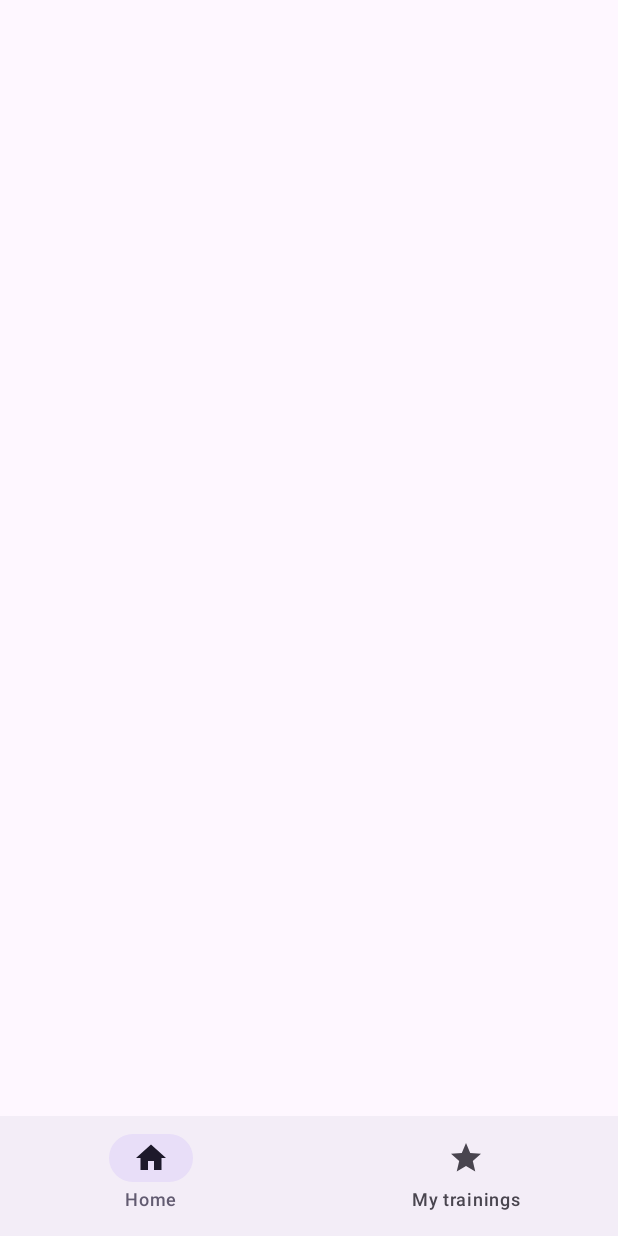
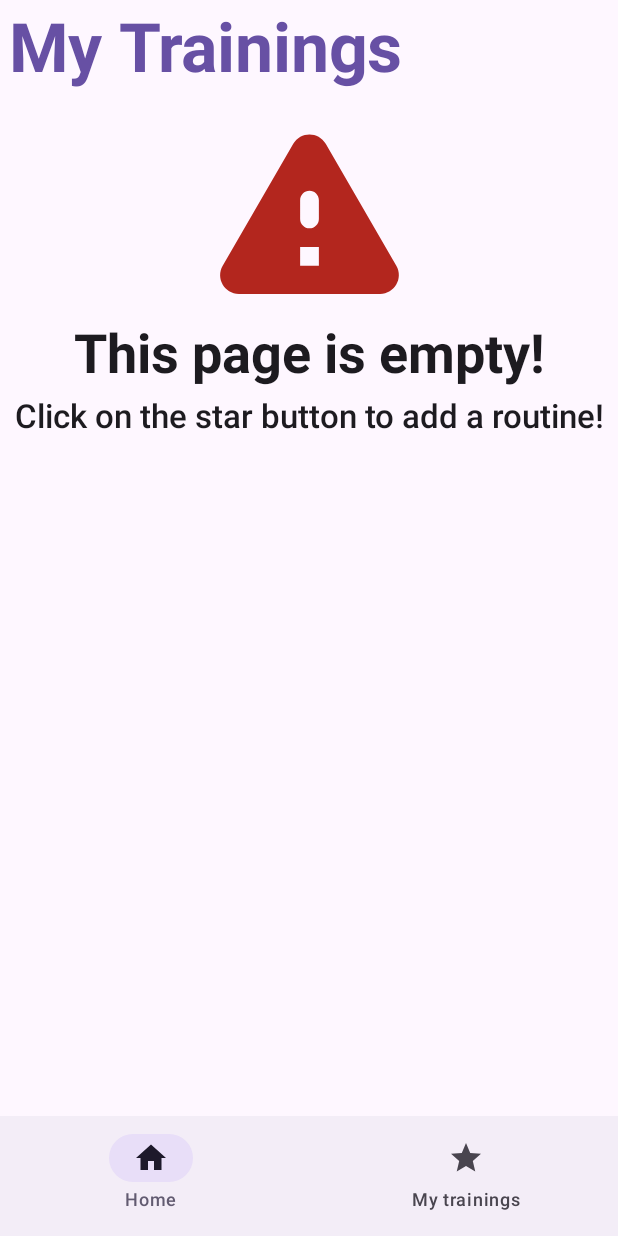
Before and after one commit to ThePowerdinoDeluxe990/TrainingApp, an Android app built with Jetpack Compose: the StarScreen screen opened through its navigation route, on a phone screen of 412 x 824 dp. Run offline under Robolectric (Android 15) with nearby library versions, the phone set to English and light mode, and no system bars.

Commit message:
Star screen ui finished

```diff
--- a/app/src/main/java/com/powerdino/trainingapp/ui/screens/ExercisesListScreen.kt
+++ b/app/src/main/java/com/powerdino/trainingapp/ui/screens/ExercisesListScreen.kt
@@ -91,7 +91,9 @@ fun ExercisesListScreen(
                             )
                         }
                     },
-                    enableOrDisableStar = true
+                    enableOrDisableStar = true,
+                    enableOrDisableDelete = false,
+                    deleteAction = {}
                 )
             }
         }
--- a/app/src/main/java/com/powerdino/trainingapp/ui/screens/StarScreen.kt
+++ b/app/src/main/java/com/powerdino/trainingapp/ui/screens/StarScreen.kt
@@ -1,15 +1,23 @@
 package com.powerdino.trainingapp.ui.screens
 
+import androidx.compose.foundation.layout.Column
+import androidx.compose.foundation.layout.padding
 import androidx.compose.foundation.lazy.LazyColumn
 import androidx.compose.foundation.lazy.items
+import androidx.compose.material3.MaterialTheme
+import androidx.compose.material3.Text
 import androidx.compose.runtime.Composable
 import androidx.compose.runtime.collectAsState
 import androidx.compose.runtime.getValue
+import androidx.compose.runtime.rememberCoroutineScope
 import androidx.compose.ui.Modifier
 import androidx.compose.ui.graphics.Color
+import androidx.compose.ui.text.font.FontWeight
 import androidx.compose.ui.unit.dp
+import com.powerdino.trainingapp.ui.screens.composables.DBEmptyComposable
 import com.powerdino.trainingapp.ui.screens.composables.TrainingMenuComposable
 import com.powerdino.trainingapp.ui.screens.viewmodels.ExerciseDbViewModel
+import kotlinx.coroutines.launch
 
 @Composable
 fun StarScreen(
@@ -17,11 +25,37 @@ fun StarScreen(
     dataBaseViewModel: ExerciseDbViewModel
 ){
     val showAllItems by dataBaseViewModel.getAll().collectAsState(emptyList())
+    val coroutineScope  = rememberCoroutineScope()
 
-    LazyColumn (
-        modifier = modifier,
+
+    if(showAllItems.isEmpty()){
+        Column (
+            modifier = modifier
         ){
-        items(showAllItems){ item ->
+            Text(
+                text = "My Trainings",
+                style = MaterialTheme.typography.displayMedium,
+                modifier = Modifier.padding( 6.dp ),
+                fontWeight = FontWeight.Bold,
+                color = MaterialTheme.colorScheme.primary
+            )
+
+            DBEmptyComposable()
+        }
+    }else{
+        Column (
+            modifier = modifier
+        ){
+            Text(
+                text = "My Trainings",
+                style = MaterialTheme.typography.displayMedium,
+                modifier = Modifier.padding(6.dp),
+                fontWeight = FontWeight.Bold,
+                color = MaterialTheme.colorScheme.primary
+            )
+            LazyColumn{
+
+                items(showAllItems) { item ->
                     TrainingMenuComposable(
                         trainingName = item.nameOf,
                         trainingDescription = item.descriptionOfExercise,
@@ -30,9 +64,16 @@ fun StarScreen(
                         borderSize = 2.dp,
                         clickAction = {},
                         starAction = {},
-                enableOrDisableStar = false
+                        enableOrDisableStar = false,
+                        enableOrDisableDelete = true,
+                        deleteAction = {
+                            coroutineScope.launch {
+                                dataBaseViewModel.deleteItem(item = item)
+                            }
+                        }
                     )
                 }
-
             }
         }
+    }
+}
--- a/app/src/main/java/com/powerdino/trainingapp/ui/screens/TrainingScreen.kt
+++ b/app/src/main/java/com/powerdino/trainingapp/ui/screens/TrainingScreen.kt
@@ -52,7 +52,9 @@ fun TrainingScreen(
                 )
             },
             starAction = {},
-            enableOrDisableStar = false
+            enableOrDisableStar = false,
+            enableOrDisableDelete = false,
+            deleteAction = {}
         )
 
         TrainingMenuComposable(
@@ -68,7 +70,9 @@ fun TrainingScreen(
                     NavAppScreens.ExercisesListScreen.route + "/Legs Training"
                 )
             },
-            enableOrDisableStar = false
+            enableOrDisableStar = false,
+            enableOrDisableDelete = false,
+            deleteAction = {}
         )
 
         TrainingMenuComposable(
@@ -84,7 +88,9 @@ fun TrainingScreen(
                     NavAppScreens.ExercisesListScreen.route + "/Running Training"
                 )
             },
-            enableOrDisableStar = false
+            enableOrDisableStar = false,
+            enableOrDisableDelete = false,
+            deleteAction = {}
         )
     }
 }
--- /dev/null
+++ b/app/src/main/java/com/powerdino/trainingapp/ui/screens/composables/DBEmptyComposable.kt
@@ -0,0 +1,61 @@
+package com.powerdino.trainingapp.ui.screens.composables
+
+import androidx.compose.foundation.layout.Column
+import androidx.compose.foundation.layout.fillMaxSize
+import androidx.compose.foundation.layout.padding
+import androidx.compose.foundation.layout.size
+import androidx.compose.material.icons.Icons
+import androidx.compose.material.icons.rounded.Warning
+import androidx.compose.material3.Icon
+import androidx.compose.material3.MaterialTheme
+import androidx.compose.material3.Text
+import androidx.compose.runtime.Composable
+import androidx.compose.ui.Alignment
+import androidx.compose.ui.Modifier
+import androidx.compose.ui.res.stringResource
+import androidx.compose.ui.text.font.FontWeight
+import androidx.compose.ui.text.style.TextAlign
+import androidx.compose.ui.tooling.preview.Preview
+import androidx.compose.ui.unit.dp
+import com.powerdino.trainingapp.R
+import com.powerdino.trainingapp.ui.theme.TrainingAppTheme
+
+@Composable
+fun DBEmptyComposable(){
+    Column (
+        horizontalAlignment = Alignment.CenterHorizontally,
+        modifier = Modifier.fillMaxSize()
+    ){
+        Icon(
+            imageVector = Icons.Rounded.Warning,
+            contentDescription = stringResource(id = R.string.warning_icon_description),
+            modifier = Modifier.size(150.dp),
+            tint = MaterialTheme.colorScheme.error
+        )
+
+        Text(
+            text = stringResource(id = R.string.is_empty_text),
+            textAlign = TextAlign.Unspecified,
+            style = MaterialTheme.typography.displaySmall,
+            fontWeight = FontWeight.Bold
+        )
+
+        Text(
+            text = stringResource(id = R.string.is_empty_description),
+            textAlign = TextAlign.Center,
+            style = MaterialTheme.typography.titleLarge,
+            fontWeight = FontWeight.SemiBold,
+            modifier = Modifier.padding(5.dp)
+        )
+    }
+}
+
+
+@Preview(showBackground = true, device = "id:pixel_tablet", showSystemUi = true)
+@Preview(showBackground = true, device = "id:pixel_7", showSystemUi = true)
+@Composable
+private fun Preview() {
+    TrainingAppTheme {
+        DBEmptyComposable()
+    }
+}
--- a/app/src/main/res/values/strings.xml
+++ b/app/src/main/res/values/strings.xml
@@ -19,4 +19,12 @@
     -->
     <string name="button_home_text">Home</string>
     <string name="button_training_text">My trainings</string>
+
+    <string name="warning_icon_description">Warning Icon</string>
+    <string name="is_empty_text">
+        This page is empty!
+    </string>
+    <string name="is_empty_description">
+        Click on the star button to add a routine!
+    </string>
 </resources>
```
Also changed, not shown: app/src/main/java/com/powerdino/trainingapp/ui/screens/composables/TrainingMenuComposable.kt (+45 -2 lines). Lines whose indentation alone changed are shown as unchanged.
